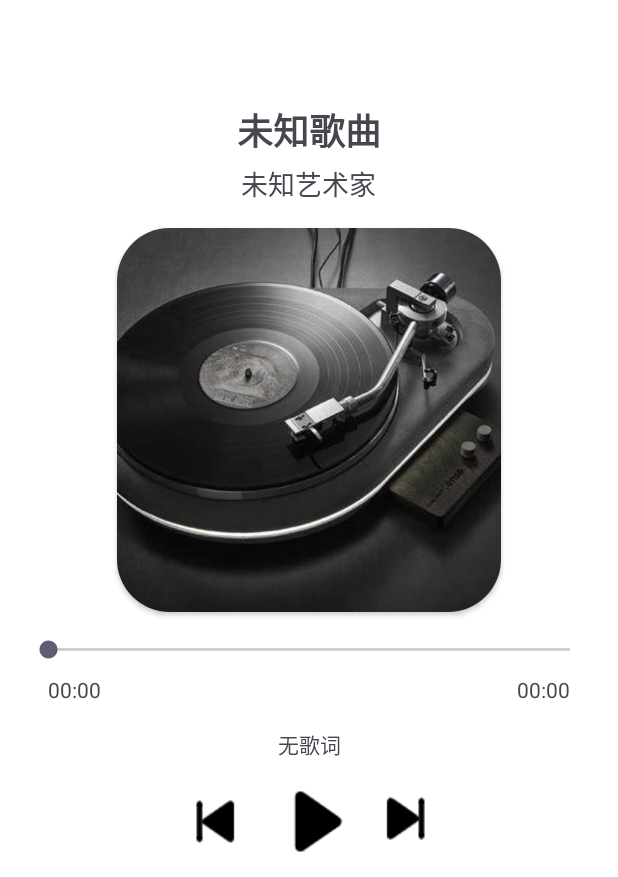
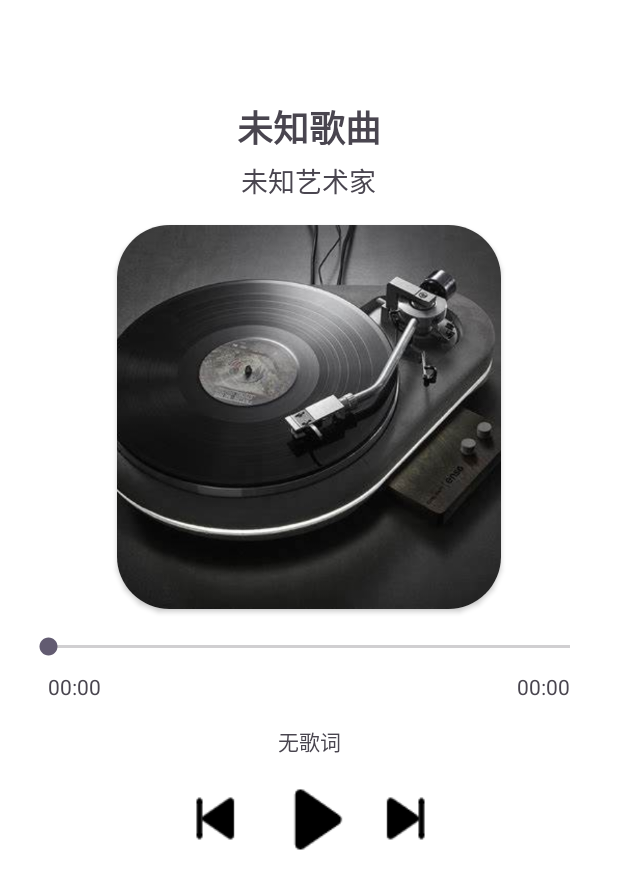
Before and after one commit to JasonLee-p/SparringSystem, an Android app: the layout fragment_music_player.xml on its own in the app's theme, with its tools: preview values and no code run, on a phone screen of 412 x 824 dp. Shown: the part 356-1233 px from the top of the screen. Run offline under Robolectric (Android 15) with nearby library versions, the phone set to English and light mode, and no system bars.

Commit message:
修复播放界面prev和next按钮不齐的问题

```diff
--- a/app/src/main/res/layout/fragment_music_player.xml
+++ b/app/src/main/res/layout/fragment_music_player.xml
@@ -100,6 +100,7 @@
             android:layout_weight="1"
             android:background="?attr/selectableItemBackgroundBorderless"
             android:contentDescription="Previous"
+            android:paddingBottom="2dp"
             android:src="@drawable/ic_previous"
             app:tint="@android:color/black" />
 
@@ -122,6 +123,7 @@
             android:layout_weight="1"
             android:background="?attr/selectableItemBackgroundBorderless"
             android:contentDescription="Next"
+            android:paddingTop="2dp"
             android:src="@drawable/ic_next"
             app:tint="@android:color/black" />
     </LinearLayout>
```
